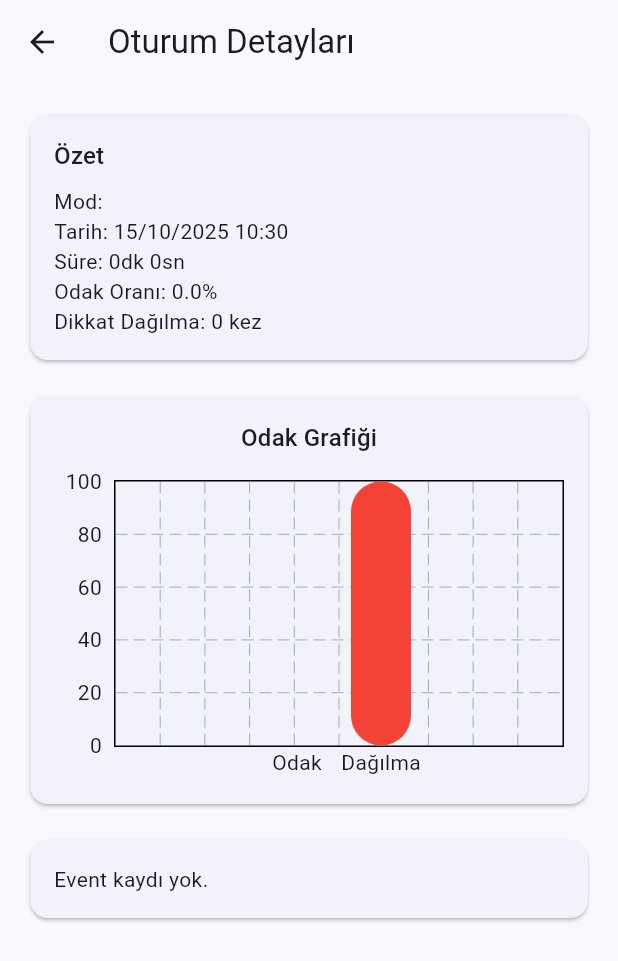
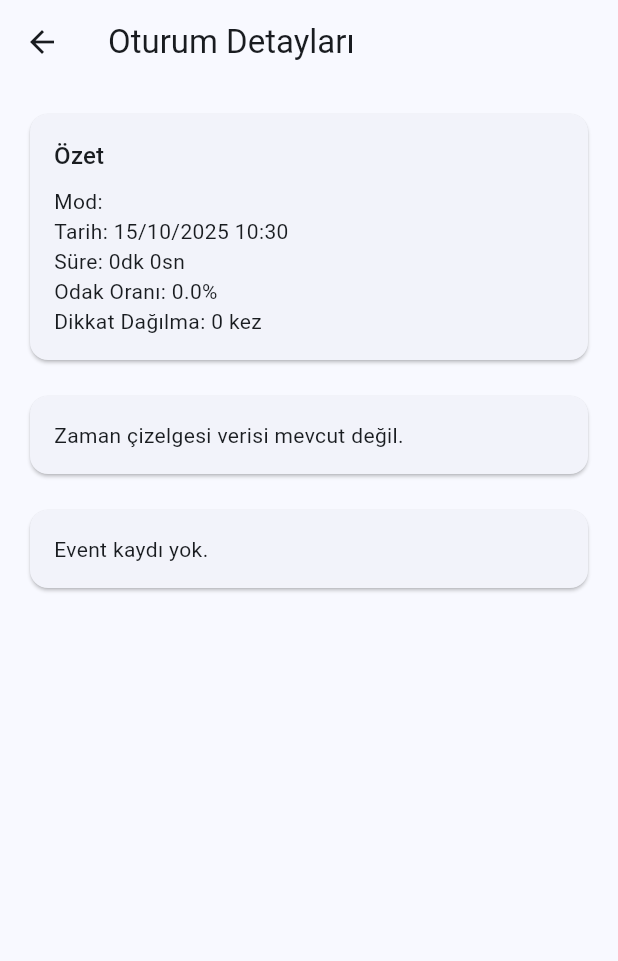
Before and after one commit to kayranecatikara/bakis_tahmin, a Flutter app: the SessionDetailScreen screen opened directly with empty values, on a phone screen of 412 x 824 dp. Shown: the top 961 px of the screen. Run offline on Flutter 3.47's test engine with Material 3 defaults, Android fonts, the phone set to English and light mode, and no system bars; drawn by our look-alikes of fl_chart.

Commit message:
refactor(reports): replace bar chart with timeline chart in session details, log focus_state events

```diff
--- a/lib/reports/session_detail_screen.dart
+++ b/lib/reports/session_detail_screen.dart
@@ -21,6 +21,7 @@ class SessionDetailScreen extends StatefulWidget {
 
 class _SessionDetailScreenState extends State<SessionDetailScreen> {
   List<Map<String, dynamic>> _events = [];
+  List<Map<String, dynamic>> _focusTimeline = [];
   bool _loading = true;
 
   @override
@@ -37,14 +38,29 @@ class _SessionDetailScreenState extends State<SessionDetailScreen> {
       if (await logFile.exists()) {
         final lines = await logFile.readAsLines();
         final events = <Map<String, dynamic>>[];
+        final timeline = <Map<String, dynamic>>[];
+
         for (final line in lines) {
           final json = jsonDecode(line) as Map<String, dynamic>;
           if (json['type'] == 'event') {
             events.add(json);
+            // Focus timeline verilerini topla (focus_state event'leri)
+            if (json['event_type'] == 'focus_state') {
+              final data = json['data'] as Map<String, dynamic>?;
+              if (data != null) {
+                timeline.add({
+                  'timestamp': json['timestamp'] as int,
+                  'focused': data['focused'] as bool,
+                  'elapsedMs': data['elapsedMs'] as int,
+                });
+              }
+            }
           }
         }
+
         setState(() {
           _events = events;
+          _focusTimeline = timeline;
           _loading = false;
         });
       } else {
@@ -101,45 +117,113 @@ class _SessionDetailScreenState extends State<SessionDetailScreen> {
   }
 
   Widget _buildChart() {
-    // Basit odak yüzdesi göstergesi
-    final focusPct = widget.summary.focusRatio * 100;
+    if (_focusTimeline.isEmpty) {
+      return const Card(
+        child: Padding(
+          padding: EdgeInsets.all(16.0),
+          child: Text('Zaman çizelgesi verisi mevcut değil.'),
+        ),
+      );
+    }
+
+    // Timeline verisini LineChart için dönüştür
+    final spots = <FlSpot>[];
+    final startTime = _focusTimeline.first['timestamp'] as int;
+
+    for (final point in _focusTimeline) {
+      final timestamp = point['timestamp'] as int;
+      final focused = point['focused'] as bool;
+      final elapsedSec = (timestamp - startTime) / 1000.0;
+      spots.add(FlSpot(elapsedSec, focused ? 1.0 : 0.0));
+    }
+
+    final durationMs = widget.summary.durationMs;
+
     return Card(
       child: Padding(
         padding: const EdgeInsets.all(16.0),
         child: Column(
+          crossAxisAlignment: CrossAxisAlignment.start,
           children: [
-            Text('Odak Grafiği', style: Theme.of(context).textTheme.titleMedium),
+            const Text(
+              'Dikkat Zaman Çizelgesi',
+              style: TextStyle(fontSize: 18, fontWeight: FontWeight.bold),
+            ),
+            const SizedBox(height: 8),
+            const Text(
+              'Yeşil: Odaklanmış | Kırmızı: Dağılmış',
+              style: TextStyle(fontSize: 12, color: Colors.grey),
+            ),
             const SizedBox(height: 16),
             SizedBox(
-              height: 200,
-              child: BarChart(
-                BarChartData(
-                  alignment: BarChartAlignment.center,
-                  maxY: 100,
-                  barGroups: [
-                    BarChartGroupData(x: 0, barRods: [
-                      BarChartRodData(toY: focusPct, color: Colors.green, width: 40),
-                    ]),
-                    BarChartGroupData(x: 1, barRods: [
-                      BarChartRodData(toY: 100 - focusPct, color: Colors.red, width: 40),
-                    ]),
-                  ],
+              height: 250,
+              child: LineChart(
+                LineChartData(
+                  minY: -0.1,
+                  maxY: 1.1,
+                  gridData: FlGridData(
+                    show: true,
+                    drawVerticalLine: true,
+                    horizontalInterval: 1,
+                  ),
                   titlesData: FlTitlesData(
                     bottomTitles: AxisTitles(
+                      axisNameWidget: const Text('Zaman (saniye)'),
                       sideTitles: SideTitles(
                         showTitles: true,
+                        reservedSize: 30,
+                        interval: (durationMs / 1000 / 5).ceilToDouble().clamp(10, 60),
+                      ),
+                    ),
+                    leftTitles: AxisTitles(
+                      sideTitles: SideTitles(
+                        showTitles: true,
+                        reservedSize: 60,
                         getTitlesWidget: (value, meta) {
-                          if (value == 0) return const Text('Odak');
-                          if (value == 1) return const Text('Dağılma');
+                          if (value == 0) return const Text('Dağılmış');
+                          if (value == 1) return const Text('Odaklı');
                           return const Text('');
                         },
                       ),
                     ),
-                    leftTitles: AxisTitles(
-                      sideTitles: SideTitles(showTitles: true, reservedSize: 40),
-                    ),
                     topTitles: const AxisTitles(sideTitles: SideTitles(showTitles: false)),
                     rightTitles: const AxisTitles(sideTitles: SideTitles(showTitles: false)),
+                  ),
+                  borderData: FlBorderData(show: true),
+                  lineBarsData: [
+                    LineChartBarData(
+                      spots: spots,
+                      isCurved: false,
+                      color: Colors.blue,
+                      barWidth: 2,
+                      dotData: const FlDotData(show: false),
+                      belowBarData: BarAreaData(
+                        show: true,
+                        gradient: LinearGradient(
+                          colors: [
+                            Colors.green.withOpacity(0.3),
+                            Colors.red.withOpacity(0.3),
+                          ],
+                          begin: Alignment.topCenter,
+                          end: Alignment.bottomCenter,
+                          stops: const [0.5, 0.5],
+                        ),
+                      ),
+                    ),
+                  ],
+                  lineTouchData: LineTouchData(
+                    touchTooltipData: LineTouchTooltipData(
+                      getTooltipItems: (touchedSpots) {
+                        return touchedSpots.map((spot) {
+                          final sec = spot.x.toStringAsFixed(0);
+                          final state = spot.y > 0.5 ? 'Odaklı' : 'Dağılmış';
+                          return LineTooltipItem(
+                            '$sec sn\n$state',
+                            const TextStyle(color: Colors.white),
+                          );
+                        }).toList();
+                      },
+                    ),
                   ),
                 ),
               ),
--- a/lib/study/study_screen.dart
+++ b/lib/study/study_screen.dart
@@ -137,12 +137,16 @@ class _StudyScreenState extends State<StudyScreen> {
 
     // Timeline kaydı: her saniye odak durumunu kaydet
     _lastTimelineRecord ??= now;
-    if (now.difference(_lastTimelineRecord!).inMilliseconds >= timelineRecordIntervalMs) {
-      _focusTimeline.add({
+    if (now.difference(_lastTimelineRecord!).inMilliseconds >=
+        timelineRecordIntervalMs) {
+      final timelinePoint = {
         'timestamp': now.millisecondsSinceEpoch,
         'focused': _isFocused,
         'elapsedMs': _focusedMs + _driftingMs,
-      });
+      };
+      _focusTimeline.add(timelinePoint);
+      // JSONL'a da kaydet
+      _sessionLogger.logEvent('focus_state', timelinePoint);
       _lastTimelineRecord = now;
     }
 
```
Also changed, not shown: lib/reports/session_result_screen.dart (+17 -8 lines).
